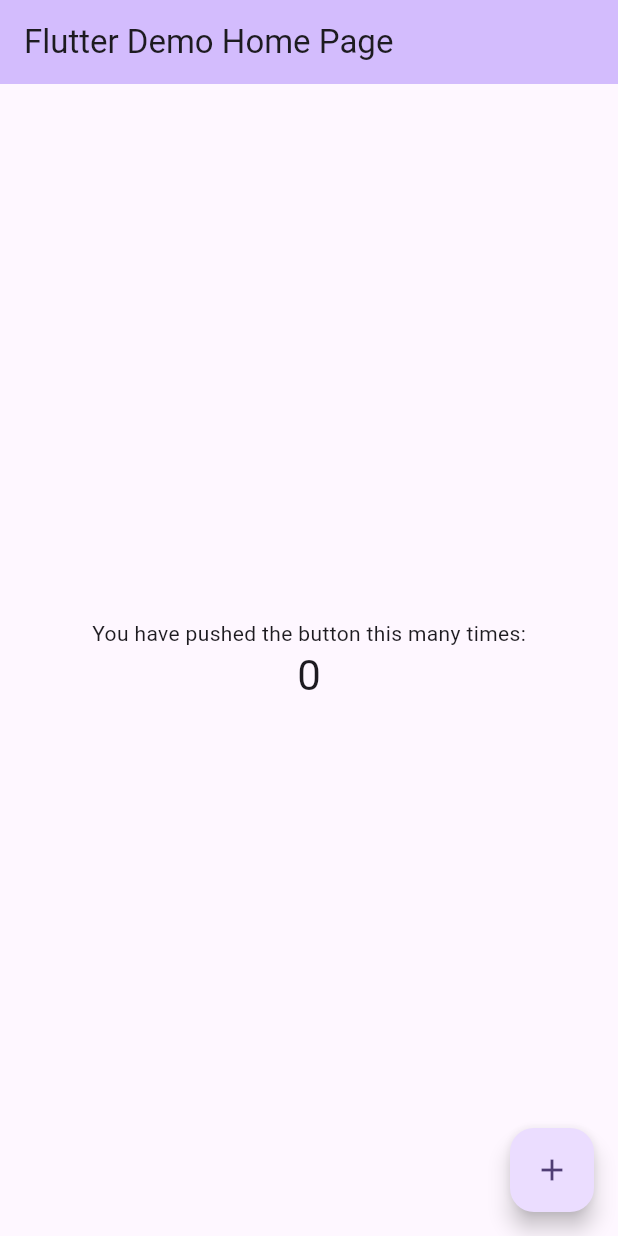
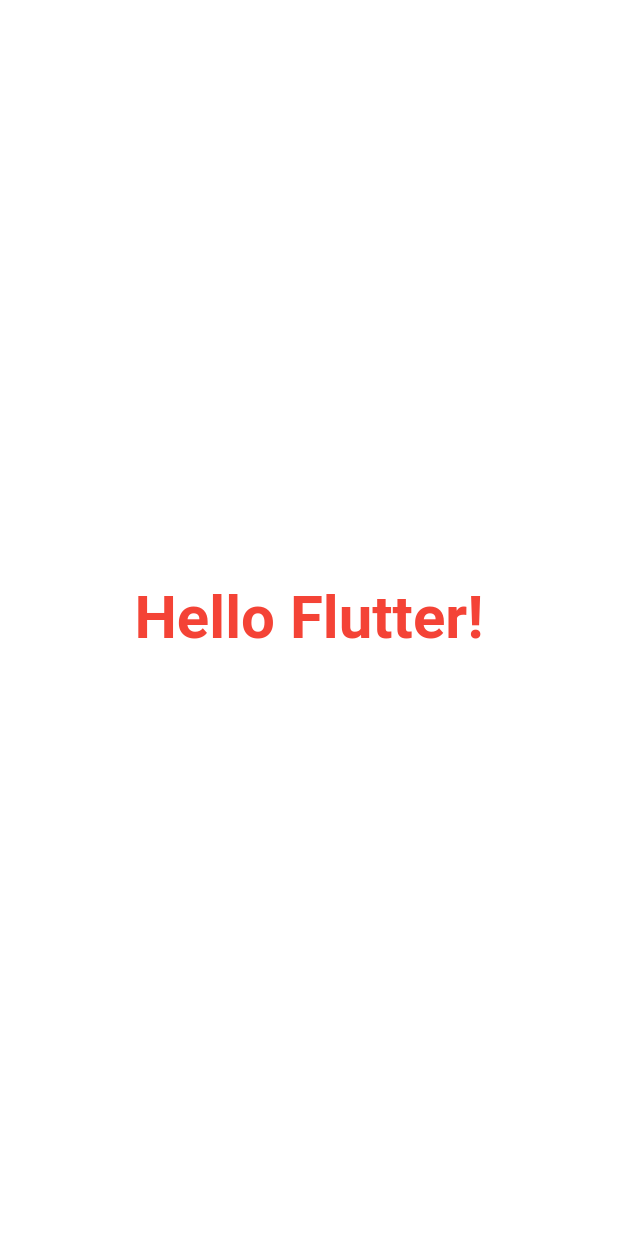
Before and after one commit to iwebnal/flutter_first, a Flutter app: the screen it shows after launch, on a phone screen of 412 x 824 dp. Run offline on Flutter 3.47's test engine with Material 3 defaults, Android fonts, the phone set to English and light mode, and no system bars.

Commit message:
Simple widget Text

```diff
--- a/lib/main.dart
+++ b/lib/main.dart
@@ -1,125 +1,12 @@
 import 'package:flutter/material.dart';
 
 void main() {
-  runApp(const MyApp());
+  runApp(Center(
+    child: Text(
+      "Hello Flutter!",
+      textDirection: TextDirection.ltr,
+      style: TextStyle(
+          fontWeight: FontWeight.bold, color: Colors.red, fontSize: 40),
+    ),
+  ));
 }
-
-class MyApp extends StatelessWidget {
-  const MyApp({super.key});
-
-  // This widget is the root of your application.
-  @override
-  Widget build(BuildContext context) {
-    return MaterialApp(
-      title: 'Flutter Demo',
-      theme: ThemeData(
-        // This is the theme of your application.
-        //
-        // TRY THIS: Try running your application with "flutter run". You'll see
-        // the application has a purple toolbar. Then, without quitting the app,
-        // try changing the seedColor in the colorScheme below to Colors.green
-        // and then invoke "hot reload" (save your changes or press the "hot
-        // reload" button in a Flutter-supported IDE, or press "r" if you used
-        // the command line to start the app).
-        //
-        // Notice that the counter didn't reset back to zero; the application
-        // state is not lost during the reload. To reset the state, use hot
-        // restart instead.
-        //
-        // This works for code too, not just values: Most code changes can be
-        // tested with just a hot reload.
-        colorScheme: ColorScheme.fromSeed(seedColor: Colors.deepPurple),
-        useMaterial3: true,
-      ),
-      home: const MyHomePage(title: 'Flutter Demo Home Page'),
-    );
-  }
-}
-
-class MyHomePage extends StatefulWidget {
-  const MyHomePage({super.key, required this.title});
-
-  // This widget is the home page of your application. It is stateful, meaning
-  // that it has a State object (defined below) that contains fields that affect
-  // how it looks.
-
-  // This class is the configuration for the state. It holds the values (in this
-  // case the title) provided by the parent (in this case the App widget) and
-  // used by the build method of the State. Fields in a Widget subclass are
-  // always marked "final".
-
-  final String title;
-
-  @override
-  State<MyHomePage> createState() => _MyHomePageState();
-}
-
-class _MyHomePageState extends State<MyHomePage> {
-  int _counter = 0;
-
-  void _incrementCounter() {
-    setState(() {
-      // This call to setState tells the Flutter framework that something has
-      // changed in this State, which causes it to rerun the build method below
-      // so that the display can reflect the updated values. If we changed
-      // _counter without calling setState(), then the build method would not be
-      // called again, and so nothing would appear to happen.
-      _counter++;
-    });
-  }
-
-  @override
-  Widget build(BuildContext context) {
-    // This method is rerun every time setState is called, for instance as done
-    // by the _incrementCounter method above.
-    //
-    // The Flutter framework has been optimized to make rerunning build methods
-    // fast, so that you can just rebuild anything that needs updating rather
-    // than having to individually change instances of widgets.
-    return Scaffold(
-      appBar: AppBar(
-        // TRY THIS: Try changing the color here to a specific color (to
-        // Colors.amber, perhaps?) and trigger a hot reload to see the AppBar
-        // change color while the other colors stay the same.
-        backgroundColor: Theme.of(context).colorScheme.inversePrimary,
-        // Here we take the value from the MyHomePage object that was created by
-        // the App.build method, and use it to set our appbar title.
-        title: Text(widget.title),
-      ),
-      body: Center(
-        // Center is a layout widget. It takes a single child and positions it
-        // in the middle of the parent.
-        child: Column(
-          // Column is also a layout widget. It takes a list of children and
-          // arranges them vertically. By default, it sizes itself to fit its
-          // children horizontally, and tries to be as tall as its parent.
-          //
-          // Column has various properties to control how it sizes itself and
-          // how it positions its children. Here we use mainAxisAlignment to
-          // center the children vertically; the main axis here is the vertical
-          // axis because Columns are vertical (the cross axis would be
-          // horizontal).
-          //
-          // TRY THIS: Invoke "debug painting" (choose the "Toggle Debug Paint"
-          // action in the IDE, or press "p" in the console), to see the
-          // wireframe for each widget.
-          mainAxisAlignment: MainAxisAlignment.center,
-          children: <Widget>[
-            const Text(
-              'You have pushed the button this many times:',
-            ),
-            Text(
-              '$_counter',
-              style: Theme.of(context).textTheme.headlineMedium,
-            ),
-          ],
-        ),
-      ),
-      floatingActionButton: FloatingActionButton(
-        onPressed: _incrementCounter,
-        tooltip: 'Increment',
-        child: const Icon(Icons.add),
-      ), // This trailing comma makes auto-formatting nicer for build methods.
-    );
-  }
-}
```
Also changed, not shown: 1 other file.
